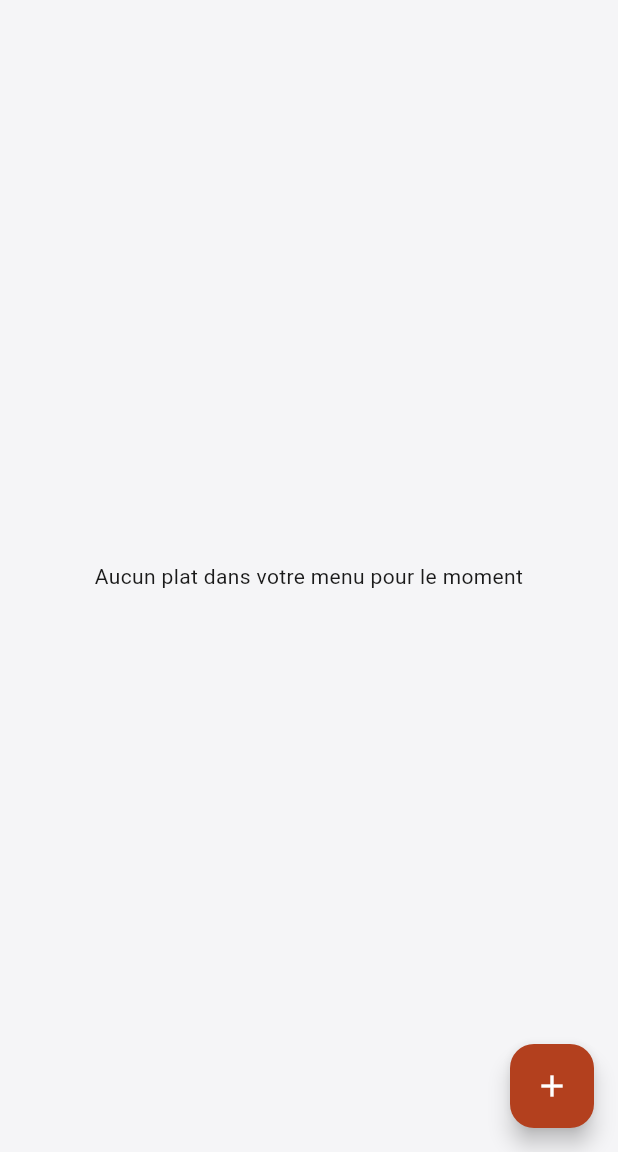
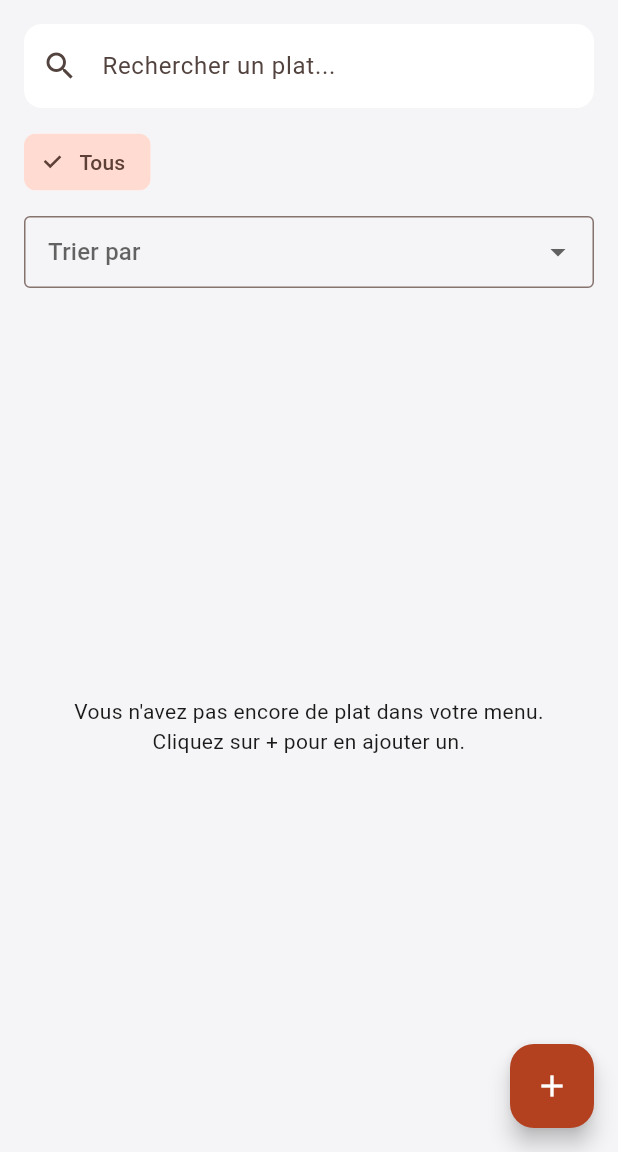
Before and after one commit to DavFilsDev/quick-eat-app, a Flutter app: the MerchantMenuScreen screen opened by its route, on a phone screen of 412 x 824 dp, the part 84-1236 px from its top. Run offline on Flutter 3.47's test engine with Material 3 defaults, Android fonts, the phone set to English and light mode, and no system bars; our stand-ins replace cached_network_image, cloud_firestore, firebase_auth, firebase_core; accounts and stored records are empty; project files that could hold a hidden picture were left out.

Commit message:
feat(menu): add search, category filter and price sorting to the menu

```diff
--- a/lib/features/menu_management/presentation/controllers/menu_management_controller.dart
+++ b/lib/features/menu_management/presentation/controllers/menu_management_controller.dart
@@ -8,6 +8,8 @@ import '../../../../data/repositories/menu_repository.dart';
 import '../../../../models/food_model.dart';
 
 enum MenuManagementStatus { loading, success, error }
+
+enum MenuTri { prixCroissant, prixDecroissant }
 
 class MenuManagementController extends ChangeNotifier {
   MenuManagementController({
@@ -20,14 +22,69 @@ class MenuManagementController extends ChangeNotifier {
 
   StreamSubscription<List<FoodModel>>? _subscription;
   MenuManagementStatus _status = MenuManagementStatus.loading;
-  List<FoodModel> _plats = const [];
+  List<FoodModel> _tousLesPlats = const [];
   String? _errorMessage;
   bool _isSaving = false;
 
+  String _recherche = '';
+  String? _categorieSelectionnee;
+  MenuTri? _tri;
+
   MenuManagementStatus get status => _status;
-  List<FoodModel> get plats => _plats;
   String? get errorMessage => _errorMessage;
   bool get isSaving => _isSaving;
+
+  String get recherche => _recherche;
+  String? get categorieSelectionnee => _categorieSelectionnee;
+  MenuTri? get tri => _tri;
+
+  bool get aDesPlats => _tousLesPlats.isNotEmpty;
+
+  List<FoodModel> get plats {
+    final filtres = _tousLesPlats.where((plat) {
+      if (_categorieSelectionnee != null &&
+          _categorieSelectionnee != 'Tous' &&
+          plat.categorie != _categorieSelectionnee) {
+        return false;
+      }
+      if (_recherche.isNotEmpty &&
+          !plat.nom.toLowerCase().contains(_recherche.toLowerCase())) {
+        return false;
+      }
+      return true;
+    }).toList();
+
+    final tri = _tri;
+    if (tri != null) {
+      filtres.sort(
+        (a, b) => tri == MenuTri.prixCroissant
+            ? a.prix.compareTo(b.prix)
+            : b.prix.compareTo(a.prix),
+      );
+    }
+    return filtres;
+  }
+
+  List<String> get categories {
+    final distinct =
+        _tousLesPlats.map((plat) => plat.categorie).toSet().toList()..sort();
+    return ['Tous', ...distinct];
+  }
+
+  void setRecherche(String value) {
+    _recherche = value;
+    notifyListeners();
+  }
+
+  void setCategorie(String? categorie) {
+    _categorieSelectionnee = categorie;
+    notifyListeners();
+  }
+
+  void setTri(MenuTri? tri) {
+    _tri = tri;
+    notifyListeners();
+  }
 
   void startListening() {
     _status = MenuManagementStatus.loading;
@@ -38,7 +95,7 @@ class MenuManagementController extends ChangeNotifier {
         .streamMenusParCommercant(_idCommercant)
         .listen(
           (plats) {
-            _plats = plats;
+            _tousLesPlats = plats;
             _status = MenuManagementStatus.success;
             notifyListeners();
           },
--- a/lib/features/menu_management/presentation/screens/merchant_menu_screen.dart
+++ b/lib/features/menu_management/presentation/screens/merchant_menu_screen.dart
@@ -7,12 +7,22 @@ import '../../../../core/constants/app_text_styles.dart';
 import '../../../../core/widgets/quick_eat_app_bar.dart';
 import '../../../../data/repositories/menu_repository.dart';
 import '../../../../models/food_model.dart';
+import '../../../../models/user_model.dart';
 import '../controllers/menu_management_controller.dart';
 import '../widgets/menu_form_dialog.dart';
 import '../widgets/menu_item_tile.dart';
 
 class MerchantMenuScreen extends StatefulWidget {
-  const MerchantMenuScreen({super.key});
+  const MerchantMenuScreen({
+    super.key,
+    this.menuRepository,
+    this.idCommercant,
+    this.userStream,
+  });
+
+  final MenuRepository? menuRepository;
+  final String? idCommercant;
+  final Stream<UserModel?>? userStream;
 
   @override
   State<MerchantMenuScreen> createState() => _MerchantMenuScreenState();
@@ -20,18 +30,21 @@ class MerchantMenuScreen extends StatefulWidget {
 
 class _MerchantMenuScreenState extends State<MerchantMenuScreen> {
   late final MenuManagementController _controller;
+  final _rechercheController = TextEditingController();
 
   @override
   void initState() {
     super.initState();
     _controller = MenuManagementController(
-      menuRepository: FirestoreMenuRepository(),
-      idCommercant: FirebaseAuth.instance.currentUser?.uid ?? '',
+      menuRepository: widget.menuRepository ?? FirestoreMenuRepository(),
+      idCommercant:
+          widget.idCommercant ?? FirebaseAuth.instance.currentUser?.uid ?? '',
     )..startListening();
   }
 
   @override
   void dispose() {
+    _rechercheController.dispose();
     _controller.dispose();
     super.dispose();
   }
@@ -65,9 +78,7 @@ class _MerchantMenuScreenState extends State<MerchantMenuScreen> {
       context: context,
       builder: (dialogContext) => AlertDialog(
         title: const Text('Supprimer le plat'),
-        content: Text(
-          'Voulez-vous vraiment supprimer « ${plat.nom} » de votre menu ?',
-        ),
+        content: const Text('Veux-tu vraiment supprimer ce plat ?'),
         actions: [
           TextButton(
             onPressed: () => Navigator.of(dialogContext).pop(false),
@@ -106,7 +117,10 @@ class _MerchantMenuScreenState extends State<MerchantMenuScreen> {
       value: _controller,
       child: Scaffold(
         backgroundColor: AppColors.background,
-        appBar: const QuickEatAppBar(title: 'Mes Plats'),
+        appBar: QuickEatAppBar(
+          title: 'Mes Plats',
+          userStream: widget.userStream,
+        ),
         floatingActionButton: FloatingActionButton(
           key: const Key('ajouter_plat'),
           onPressed: _ajouter,
@@ -127,12 +141,40 @@ class _MerchantMenuScreenState extends State<MerchantMenuScreen> {
                 ),
               );
             }
+            return Column(
+              children: [
+                _BarreOutils(
+                  controller: controller,
+                  rechercheController: _rechercheController,
+                ),
+                Expanded(child: _liste(controller)),
+              ],
+            );
+          },
+        ),
+      ),
+    );
+  }
+
+  Widget _liste(MenuManagementController controller) {
+    if (!controller.aDesPlats) {
+      return const Center(
+        child: Padding(
+          padding: EdgeInsets.all(24),
+          child: Text(
+            "Vous n'avez pas encore de plat dans votre menu. Cliquez sur + pour en ajouter un.",
+            textAlign: TextAlign.center,
+            style: AppTextStyles.body,
+          ),
+        ),
+      );
+    }
     if (controller.plats.isEmpty) {
       return const Center(
         child: Padding(
           padding: EdgeInsets.all(24),
           child: Text(
-                    'Aucun plat dans votre menu pour le moment',
+            'Aucun plat ne correspond à votre recherche.',
             textAlign: TextAlign.center,
             style: AppTextStyles.body,
           ),
@@ -140,7 +182,7 @@ class _MerchantMenuScreenState extends State<MerchantMenuScreen> {
       );
     }
     return ListView.builder(
-              padding: const EdgeInsets.all(16),
+      padding: const EdgeInsets.fromLTRB(16, 4, 16, 96),
       itemCount: controller.plats.length,
       itemBuilder: (context, index) {
         final plat = controller.plats[index];
@@ -152,8 +194,82 @@ class _MerchantMenuScreenState extends State<MerchantMenuScreen> {
         );
       },
     );
-          },
+  }
+}
+
+class _BarreOutils extends StatelessWidget {
+  const _BarreOutils({
+    required this.controller,
+    required this.rechercheController,
+  });
+
+  final MenuManagementController controller;
+  final TextEditingController rechercheController;
+
+  @override
+  Widget build(BuildContext context) {
+    return Padding(
+      padding: const EdgeInsets.fromLTRB(16, 16, 16, 8),
+      child: Column(
+        crossAxisAlignment: CrossAxisAlignment.start,
+        children: [
+          TextField(
+            key: const Key('recherche_plat'),
+            controller: rechercheController,
+            onChanged: controller.setRecherche,
+            decoration: InputDecoration(
+              hintText: 'Rechercher un plat...',
+              prefixIcon: const Icon(Icons.search),
+              filled: true,
+              fillColor: AppColors.surface,
+              border: OutlineInputBorder(
+                borderRadius: BorderRadius.circular(12),
+                borderSide: BorderSide.none,
               ),
+            ),
+          ),
+          const SizedBox(height: 12),
+          SingleChildScrollView(
+            scrollDirection: Axis.horizontal,
+            child: Row(
+              children: [
+                for (final categorie in controller.categories)
+                  Padding(
+                    padding: const EdgeInsets.only(right: 8),
+                    child: FilterChip(
+                      key: Key('categorie_$categorie'),
+                      label: Text(categorie),
+                      selected:
+                          (controller.categorieSelectionnee ?? 'Tous') ==
+                          categorie,
+                      onSelected: (_) => controller.setCategorie(categorie),
+                    ),
+                  ),
+              ],
+            ),
+          ),
+          const SizedBox(height: 12),
+          DropdownButtonFormField<MenuTri>(
+            key: const Key('tri_plats'),
+            initialValue: controller.tri,
+            hint: const Text('Trier par'),
+            decoration: const InputDecoration(
+              border: OutlineInputBorder(),
+              isDense: true,
+            ),
+            items: const [
+              DropdownMenuItem(
+                value: MenuTri.prixCroissant,
+                child: Text('Prix croissant'),
+              ),
+              DropdownMenuItem(
+                value: MenuTri.prixDecroissant,
+                child: Text('Prix décroissant'),
+              ),
+            ],
+            onChanged: controller.setTri,
+          ),
+        ],
       ),
     );
   }
```
Also changed, not shown: 2 other files. Lines whose indentation alone changed are shown as unchanged.
